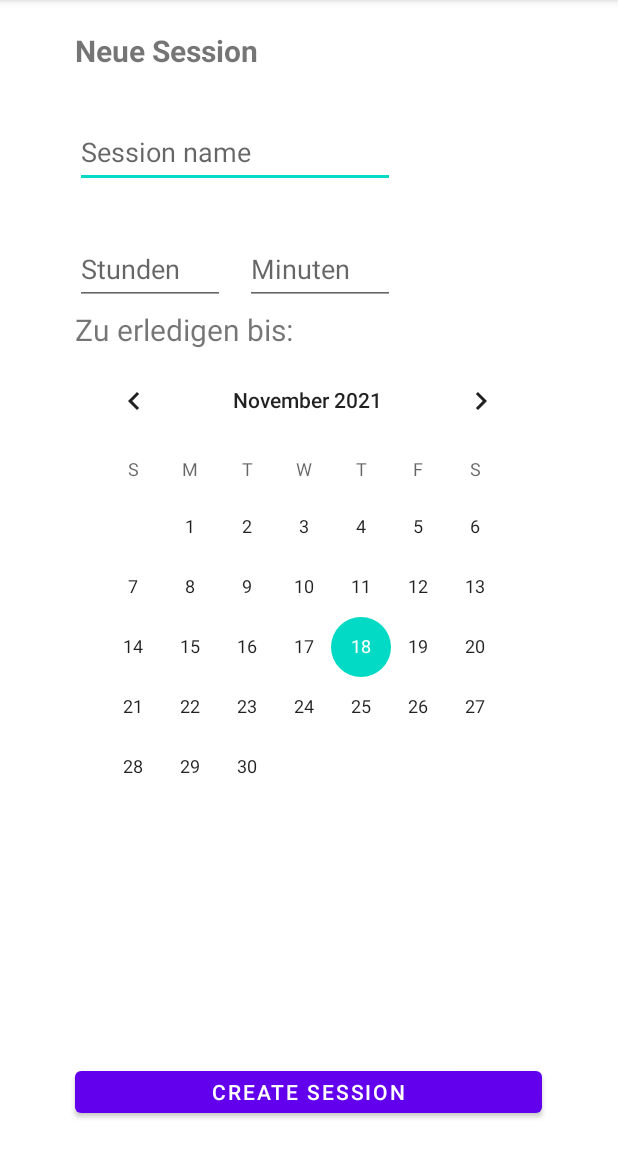
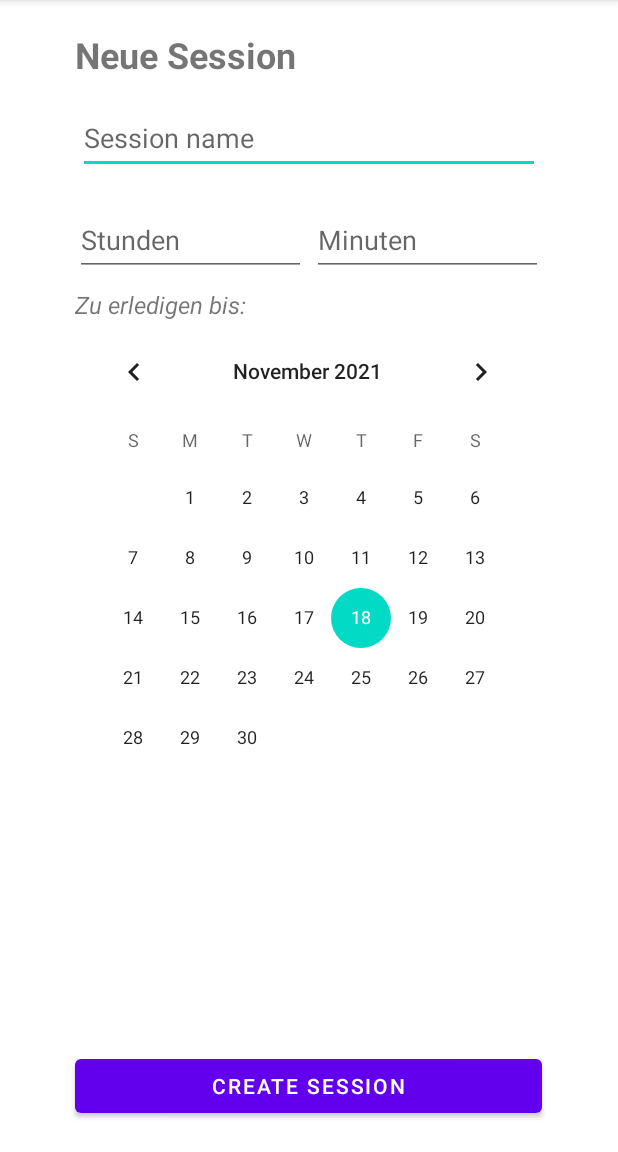
Before and after one commit to Rostin11/uek-dont-distract, an Android app: the CreateSessionActivity screen opened directly, with no data from a screen before it, after a tap on "CREATE SESSION", on a phone screen of 412 x 824 dp, the part 84-1236 px from its top. Run offline under Robolectric (Android 15) with nearby library versions, the phone set to English and light mode, and no system bars; 2 statements that could not run were skipped.

```diff
--- a/app/src/main/java/ch/ergon/rs/dontdistract/CreateSessionActivity.kt
+++ b/app/src/main/java/ch/ergon/rs/dontdistract/CreateSessionActivity.kt
@@ -14,6 +14,7 @@ import android.widget.EditText
 import ch.ergon.rs.dontdistract.model.SessionDate
 import ch.ergon.rs.dontdistract.model.WorkingSession
 import ch.ergon.rs.dontdistract.service.HandleSessionsService
+import java.lang.NumberFormatException
 import java.time.LocalDate
 
 class CreateSessionActivity : AppCompatActivity() {
@@ -40,10 +41,20 @@ class CreateSessionActivity : AppCompatActivity() {
         var minutenView = findViewById<EditText>(R.id.minutenView)
 
         val sessionName = sessionNameView.text.toString()
-        var minutes = stundenView.text.toString().toInt() * 60
-        minutes += minutenView.text.toString().toInt()
+        var minutes = 0;
 
-        if (minutes>0 && !sessionName.equals("") && currentSelectedDate != null){
+            val stundenViewText = stundenView.text.toString()
+            if (stundenViewText != "") {
+                minutes += stundenViewText.toInt() * 60
+            }
+            val minutenViewText = minutenView.text.toString()
+            if (minutenViewText != "") {
+                minutes += minutenViewText.toInt()
+            }
+
+
+
+        if (!sessionName.equals("") && currentSelectedDate != null){
             val workingSession = WorkingSession(minutes , currentSelectedDate!!,sessionName)
 
             mService.saveNewSession(workingSession)
@@ -51,7 +62,7 @@ class CreateSessionActivity : AppCompatActivity() {
             var intent = Intent(this@CreateSessionActivity, MainActivity::class.java)
             startActivity(intent)
         } else {
-            TODO("Was, wenn Felder leer sind?")
+
         }
 
 
--- a/app/src/main/res/layout/activity_create_session.xml
+++ b/app/src/main/res/layout/activity_create_session.xml
@@ -13,41 +13,32 @@
         android:layout_marginStart="50dp"
         android:layout_marginTop="20dp"
         android:text="Neue Session"
-        android:textSize="20sp"
+        android:textSize="24sp"
         android:textStyle="bold"
         app:layout_constraintStart_toStartOf="parent"
         app:layout_constraintTop_toTopOf="parent" />
 
     <EditText
         android:id="@+id/sessionNameView"
-        android:layout_width="wrap_content"
-        android:layout_height="wrap_content"
+        android:layout_width="308dp"
+        android:layout_height="48dp"
         android:layout_marginStart="50dp"
-        android:layout_marginTop="30dp"
+        android:layout_marginTop="15dp"
+        android:layout_marginEnd="50dp"
         android:ems="10"
         android:hint="Session name"
         android:inputType="textPersonName"
         android:minHeight="48dp"
+        app:layout_constraintEnd_toEndOf="parent"
         app:layout_constraintStart_toStartOf="parent"
         app:layout_constraintTop_toBottomOf="@+id/textView" />
 
-    <Button
-        android:id="@+id/createSessionButton"
-        android:layout_width="311dp"
-        android:layout_height="40dp"
-        android:layout_marginStart="50dp"
-        android:layout_marginBottom="20dp"
-        android:onClick="createSession"
-        android:text="Create Session"
-        app:layout_constraintBottom_toBottomOf="parent"
-        app:layout_constraintStart_toStartOf="parent" />
-
     <EditText
         android:id="@+id/stundenView"
-        android:layout_width="100dp"
+        android:layout_width="154dp"
         android:layout_height="48dp"
         android:layout_marginStart="50dp"
-        android:layout_marginTop="30dp"
+        android:layout_marginTop="20dp"
         android:ems="10"
         android:hint="Stunden"
         android:inputType="numberSigned"
@@ -56,14 +47,14 @@
 
     <EditText
         android:id="@+id/minutenView"
-        android:layout_width="100dp"
+        android:layout_width="154dp"
         android:layout_height="48dp"
-        android:layout_marginStart="13dp"
-        android:layout_marginTop="30dp"
+        android:layout_marginTop="20dp"
+        android:layout_marginEnd="50dp"
         android:ems="10"
         android:hint="Minuten"
         android:inputType="numberSigned"
-        app:layout_constraintStart_toEndOf="@+id/stundenView"
+        app:layout_constraintEnd_toEndOf="parent"
         app:layout_constraintTop_toBottomOf="@+id/sessionNameView" />
 
     <CalendarView
@@ -81,7 +72,19 @@
         android:layout_height="wrap_content"
         android:layout_marginStart="50dp"
         android:text="Zu erledigen bis:"
-        android:textSize="20sp"
+        android:textSize="16sp"
+        android:textStyle="italic"
         app:layout_constraintBottom_toTopOf="@+id/dateView"
         app:layout_constraintStart_toStartOf="parent" />
+
+    <Button
+        android:id="@+id/createSessionButton"
+        android:layout_width="311dp"
+        android:layout_height="48dp"
+        android:layout_marginStart="50dp"
+        android:layout_marginBottom="20dp"
+        android:onClick="createSession"
+        android:text="Create Session"
+        app:layout_constraintBottom_toBottomOf="parent"
+        app:layout_constraintStart_toStartOf="parent" />
 </androidx.constraintlayout.widget.ConstraintLayout>
--- a/app/src/main/res/layout/activity_work_session.xml
+++ b/app/src/main/res/layout/activity_work_session.xml
@@ -36,7 +36,6 @@
         android:layout_height="wrap_content"
         android:layout_marginStart="160dp"
         android:layout_marginBottom="88dp"
-        android:onClick="startStop"
         android:text="DELETE"
         app:layout_constraintBottom_toBottomOf="parent"
         app:layout_constraintStart_toStartOf="parent" />
```
Also changed, not shown: app/src/main/java/ch/ergon/rs/dontdistract/WorkSessionActivity.kt (+23 -2 lines).
